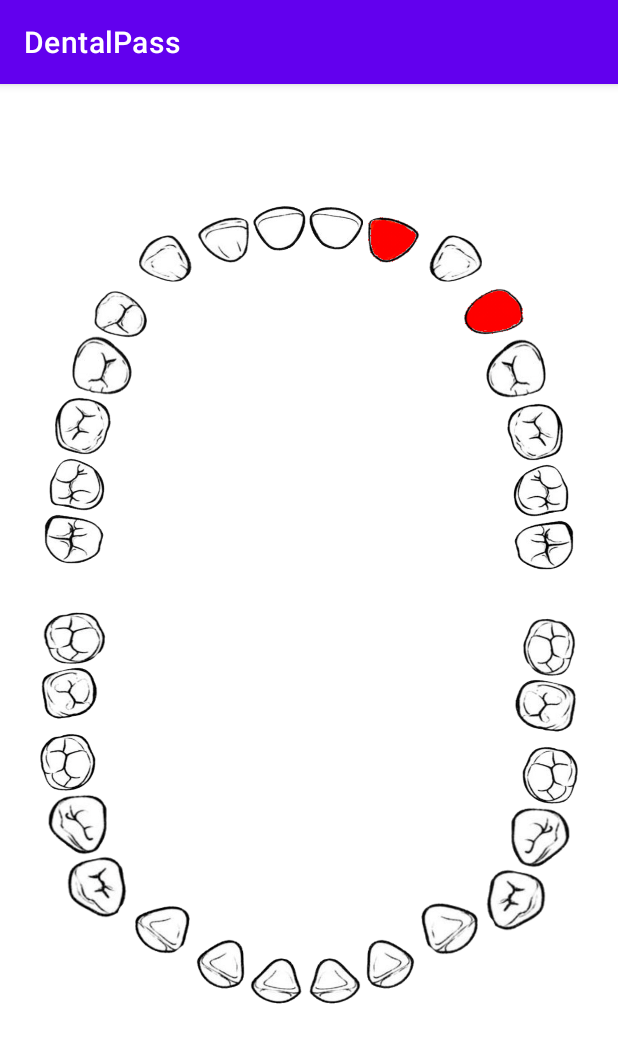
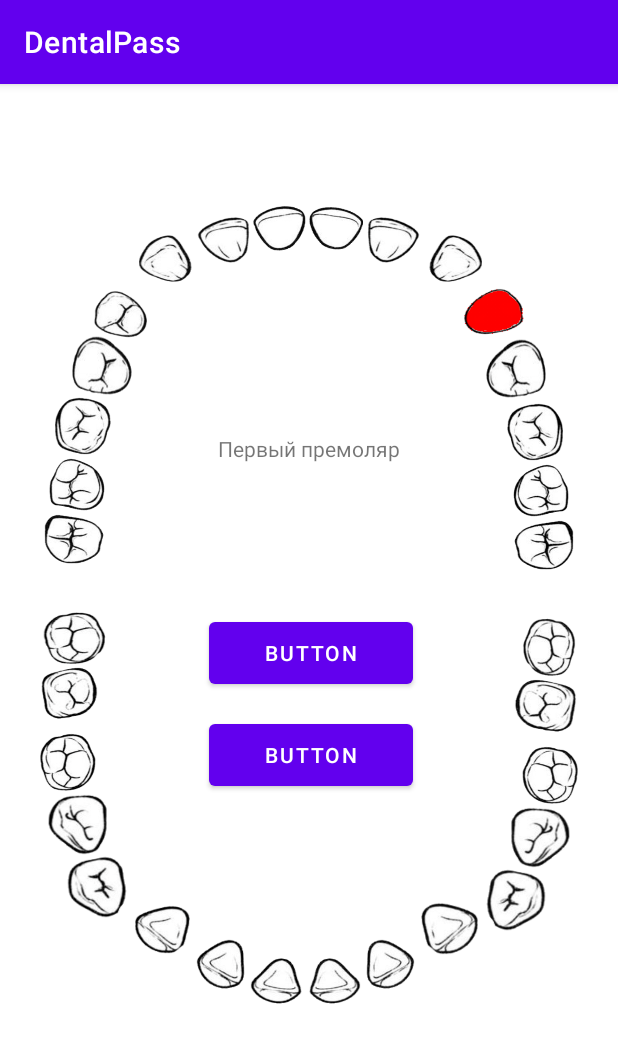
Before and after one commit to sastsy/DentalPass, an Android app: the screen it shows after launch (MainActivity), after a tap on an icon or button, on a phone screen of 412 x 824 dp. Shown: the top 1043 px of the screen. Run offline under Robolectric (Android 15) with nearby library versions, the phone set to English and light mode, and no system bars; 1 statement that could not run was skipped; 1 other tap on this screen came first.

Commit message:
teeth names (noy)

```diff
--- a/app/build.gradle
+++ b/app/build.gradle
@@ -7,7 +7,7 @@ android {
     buildToolsVersion "30.0.3"
 
     defaultConfig {
-        applicationId "com.example.dentalpass"
+        applicationId "sastsy.project.dentalpass"
         minSdkVersion 16
         targetSdkVersion 30
         versionCode 1
--- a/app/src/main/AndroidManifest.xml
+++ b/app/src/main/AndroidManifest.xml
@@ -9,7 +9,7 @@
         android:roundIcon="@mipmap/ic_launcher_round"
         android:supportsRtl="true"
         android:theme="@style/Theme.DentalPass">
-        <activity android:name=".MainActivity">
+        <activity android:name="sastsy.project.dentalpass.MainActivity">
             <intent-filter>
                 <action android:name="android.intent.action.MAIN" />
 
--- a/app/src/main/java/com/example/dentalpass/MainActivity.java
+++ b/app/src/main/java/sastsy/project/dentalpass/MainActivity.java
@@ -1,16 +1,13 @@
-package com.example.dentalpass;
+package sastsy.project.dentalpass;
 
 import androidx.appcompat.app.AppCompatActivity;
-import androidx.core.content.ContextCompat;
 
-import android.annotation.SuppressLint;
-import android.media.Image;
 import android.os.Bundle;
-import android.view.MotionEvent;
 import android.view.View;
-import android.widget.Button;
 import android.widget.ImageButton;
-import android.widget.ImageView;
+import android.widget.TextView;
+
+import com.example.dentalpass.R;
 
 public class MainActivity extends AppCompatActivity {
 
@@ -20,6 +17,8 @@ public class MainActivity extends AppCompatActivity {
         setContentView(R.layout.activity_main);
 
         ImageButton[] imageButtons_list = new ImageButton[32];
+        final int[] clicked_tooth = {0};
+        Tooth[] tooth_list = new Tooth[32];
 
         int[] imageButtons_id = {R.id.imageButton1, R.id.imageButton2, R.id.imageButton3, R.id.imageButton4,
                 R.id.imageButton5, R.id.imageButton6, R.id.imageButton7, R.id.imageButton8, R.id.imageButton9,
@@ -37,13 +36,34 @@ public class MainActivity extends AppCompatActivity {
                 R.drawable.red26, R.drawable.red27, R.drawable.red28, R.drawable.red29, R.drawable.red30,
                 R.drawable.red31, R.drawable.red32};
 
+        int[] whiteImages_id = {R.drawable.white1, R.drawable.white2, R.drawable.white3, R.drawable.white4,
+                R.drawable.white5, R.drawable.white6, R.drawable.white7, R.drawable.white8, R.drawable.white9,
+                R.drawable.white10, R.drawable.white11, R.drawable.white12, R.drawable.white13, R.drawable.white14,
+                R.drawable.white15, R.drawable.white16, R.drawable.white17, R.drawable.white18, R.drawable.white19,
+                R.drawable.white20, R.drawable.white21, R.drawable.white22, R.drawable.white23, R.drawable.white24,
+                R.drawable.white25, R.drawable.white26, R.drawable.white27, R.drawable.white28, R.drawable.white29,
+                R.drawable.white30, R.drawable.white31, R.drawable.white32};
+
+        TextView textView = findViewById(R.id.textView);
+        /*Button backgroundButton = findViewById(R.id.backgroundButton);
+        backgroundButton.setOnClickListener(new View.OnClickListener() {
+            @Override
+            public void onClick(View v) {
+                imageButtons_list[clicked_tooth[0]].setImageResource(whiteImages_id[clicked_tooth[0]]);
+            }
+        });*/
+
         for (int i = 0; i <= 31; ++i) {
             imageButtons_list[i] = findViewById(imageButtons_id[i]);
+            tooth_list[i] = new Tooth(i + 1);
             int finalI = i;
             imageButtons_list[i].setOnClickListener(new View.OnClickListener() {
                 @Override
                 public void onClick(View v) {
+                    imageButtons_list[clicked_tooth[0]].setImageResource(whiteImages_id[clicked_tooth[0]]);
+                    clicked_tooth[0] = finalI;
                     imageButtons_list[finalI].setImageResource(redImages_id[finalI]);
+                    textView.setText(tooth_list[finalI].name);
                 }
             });
         }
--- /dev/null
+++ b/app/src/main/java/sastsy/project/dentalpass/Tooth.java
@@ -0,0 +1,28 @@
+package sastsy.project.dentalpass;
+
+public class Tooth {
+
+    public final String name;
+    public String state;
+    private final int number;
+    int list_number;
+
+    String[] name_list = {"Третий моляр (зуб мудрости)", "Второй моляр", "Первый моляр", "Второй премоляр",
+    "Первый премоляр", "Клык", "Боковой резец", "Центральный резец"};
+
+
+    public Tooth(int number) {
+        /*if (number / name_list.length != (float) number / name_list.length) list_number = number / name_list.length + 1;
+        else list_number = number / name_list.length;
+        this.name = name_list[list_number * name_list.length - number];*/
+        if (number <= 8 || number >= 16 && number <= 24) {
+            if (number % name_list.length == 0) this.name = name_list[7];
+            else this.name = name_list[number % name_list.length];
+        }
+        else {
+            if (number % name_list.length == 0) this.name = name_list[-number];
+            else this.name = name_list[(number / name_list.length + 1) * name_list.length - number];
+        }
+        this.number = number;
+    }
+}
--- a/app/src/main/res/layout/activity_main.xml
+++ b/app/src/main/res/layout/activity_main.xml
@@ -10,7 +10,7 @@
     <androidx.constraintlayout.widget.ConstraintLayout
         android:layout_width="match_parent"
         android:layout_height="match_parent"
-        tools:context=".MainActivity">
+        tools:context="sastsy.project.dentalpass.MainActivity">
 
         <ImageButton
             android:id="@+id/imageButton10"
@@ -26,7 +26,7 @@
             app:layout_constraintEnd_toEndOf="parent"
             app:layout_constraintStart_toEndOf="@+id/imageButton9"
             app:layout_constraintTop_toTopOf="parent"
-            app:srcCompat="@drawable/white10"/>
+            app:srcCompat="@drawable/white10" />
 
         <ImageButton
             android:id="@+id/imageButton12"
@@ -415,6 +415,38 @@
             app:layout_constraintTop_toTopOf="parent"
             app:srcCompat="@drawable/white9" />
 
+        <Button
+            android:id="@+id/button4"
+            android:layout_width="136dp"
+            android:layout_height="53dp"
+            android:layout_marginBottom="176dp"
+            android:text="Button"
+            app:layout_constraintBottom_toTopOf="@+id/imageButton24"
+            app:layout_constraintEnd_toStartOf="@+id/imageButton18"
+            app:layout_constraintHorizontal_bias="0.503"
+            app:layout_constraintStart_toEndOf="@+id/imageButton32" />
+
+        <Button
+            android:id="@+id/button6"
+            android:layout_width="136dp"
+            android:layout_height="53dp"
+            android:layout_marginBottom="108dp"
+            android:text="Button"
+            app:layout_constraintBottom_toTopOf="@+id/imageButton24"
+            app:layout_constraintEnd_toStartOf="@+id/imageButton18"
+            app:layout_constraintHorizontal_bias="0.503"
+            app:layout_constraintStart_toEndOf="@+id/imageButton32" />
+
+        <TextView
+            android:id="@+id/textView"
+            android:layout_width="wrap_content"
+            android:layout_height="wrap_content"
+            android:layout_marginBottom="100dp"
+            android:text=""
+            app:layout_constraintBottom_toTopOf="@+id/button4"
+            app:layout_constraintEnd_toStartOf="@+id/imageButton14"
+            app:layout_constraintStart_toEndOf="@+id/imageButton3" />
+
 
     </androidx.constraintlayout.widget.ConstraintLayout>
 </ScrollView>
```
Also changed, not shown: 4 other files.
